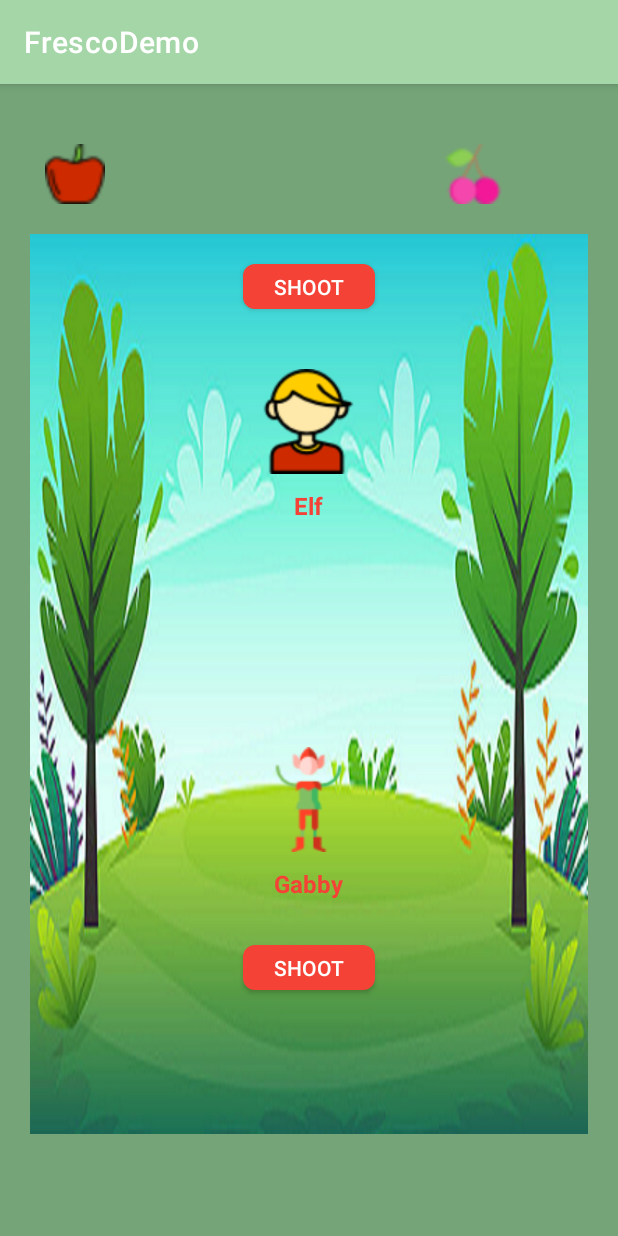
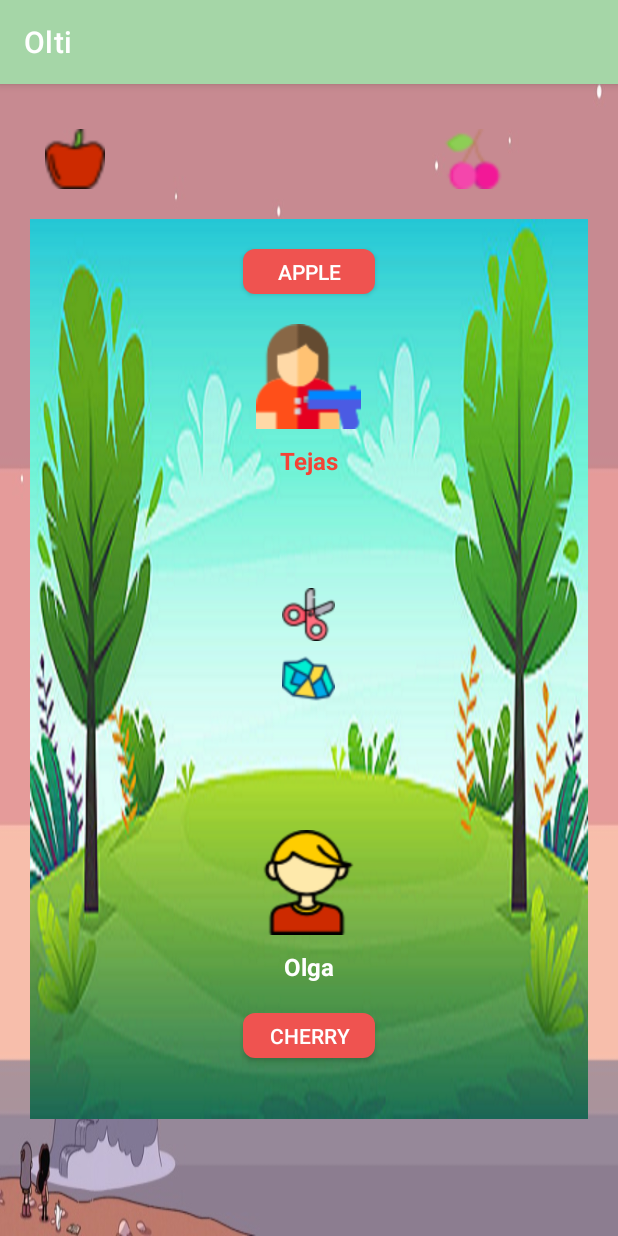
Before and after one commit to klaus19/FrescoDemo, an Android app: the screen it shows after launch (MainActivity), after a tap on "CHERRY", on a phone screen of 412 x 824 dp. Run offline under Robolectric (Android 15) with nearby library versions, the phone set to English and light mode, and no system bars; 2 other taps on this screen came first.

Commit message:
Added animation functionality

```diff
--- a/app/src/main/java/com/example/frescodemo/MainActivity.kt
+++ b/app/src/main/java/com/example/frescodemo/MainActivity.kt
@@ -5,6 +5,7 @@ import android.animation.ObjectAnimator
 import androidx.appcompat.app.AppCompatActivity
 import android.os.Bundle
 import android.view.View
+import android.view.animation.TranslateAnimation
 import androidx.core.graphics.rotationMatrix
 import androidx.core.util.toAndroidXPair
 import androidx.dynamicanimation.animation.DynamicAnimation
@@ -23,22 +24,39 @@ class MainActivity : AppCompatActivity() {
         val view = binding.root
         setContentView(view)
         //  setContentView(R.layout.activity_main)
+         markRainbowplayer1()
+        markRainbowplayer2()
 
-
-        with(binding) {
-            btnPlayer1.setOnClickListener {
-                markRainbowplayer1()
-            }
+        binding.btnPlayer1.setOnClickListener {
+            transitionGame()
         }
 
-        with(binding) {
-            btnPlayer2.setOnClickListener {
-                markRainbowplayer2()
-            }
+        binding.btnPlayer2.setOnClickListener {
+            transitionGame2()
         }
 
 
     }
+
+
+    private fun transitionGame() {
+        with(binding){
+            ObjectAnimator.ofFloat(token1Image,"translationY",175f).apply {
+                duration =200
+                start()
+            }
+        }
+    }
+
+    private fun transitionGame2() {
+        with(binding){
+            ObjectAnimator.ofFloat(token2Image,"translationY",-175f).apply {
+                duration =200
+                start()
+            }
+        }
+    }
+
 
     private fun markRainbowplayer2() {
         val hashPictures: HashMap<String, String> = HashMap()
@@ -53,11 +71,11 @@ class MainActivity : AppCompatActivity() {
             val random = Random
             val i: Int = random.nextInt(hashPictures.size)
             val picture = hashPictures.toList()[i]
-            binding.txtName.text = picture.first
+            binding.txtName1Player.text = picture.first
             binding.player2Image.setImageResource(picture.second.toIntOrNull() ?: 0)
         }
 
-        binding.btnPlayer2.text = "Shoot"
+
     }
 
 
@@ -74,19 +92,27 @@ class MainActivity : AppCompatActivity() {
             val random = Random
             val i: Int = random.nextInt(hashPictures.size)
             val picture = hashPictures.toList()[i]
-            binding.txtName.text = picture.first
+            binding.txtName2.text = picture.first
             binding.player1Image.setImageResource(picture.second.toIntOrNull() ?: 0)
         }
-        binding.btnPlayer1.text = "Shoot"
+
     }
 
     //Creating a logic for fight between Apple and cherry
 
     private fun createFight() {
-              binding.txtName.visibility = View.GONE
-              binding.txtName2.visibility = View.GONE
 
+         val game:HashMap<String, String> = HashMap()
+        game["Rock"] = ""+R.drawable.rock
+        game["Paper"]= ""+R.drawable.paper
+        game["Scissor"] = ""+R.drawable.scissors
 
+        for (key in game.keys) {
+            val random = Random
+            val j:Int = random.nextInt(game.size)
+            val pic = game.toList()[j]
+
+        }
 
         }
     }
--- a/app/src/main/res/drawable/backgroundcolor.xml
+++ b/app/src/main/res/drawable/backgroundcolor.xml
@@ -1,7 +1,7 @@
 <?xml version="1.0" encoding="utf-8"?>
 <shape xmlns:android="http://schemas.android.com/apk/res/android"
     android:shape="rectangle">
-    <solid android:color="#f44336" />
+    <solid android:color="#ef5350" />
     <corners android:bottomRightRadius="8dp"
         android:bottomLeftRadius="8dp"
         android:topRightRadius="8dp"
--- a/app/src/main/res/layout/activity_main.xml
+++ b/app/src/main/res/layout/activity_main.xml
@@ -2,14 +2,14 @@
 <RelativeLayout
     xmlns:android="http://schemas.android.com/apk/res/android"
     android:layout_width="match_parent"
-    android:background="#75a478"
+    android:background="@drawable/brick"
     android:layout_height="match_parent">
 
     <LinearLayout
         android:layout_width="400dp"
         android:layout_height="80dp"
         android:layout_marginLeft="20dp"
-        android:layout_marginTop="20dp"
+        android:layout_marginTop="10dp"
         android:layout_marginRight="20dp"
         android:orientation="horizontal">
 
@@ -58,8 +58,9 @@
         android:layout_width="400dp"
         android:layout_height="600dp"
         android:layout_marginLeft="20dp"
-        android:layout_marginTop="100dp"
+        android:layout_marginTop="90dp"
         android:layout_marginRight="20dp"
+        android:layout_marginBottom="20dp"
         android:background="@drawable/grass">
 
         <androidx.appcompat.widget.AppCompatButton
@@ -78,11 +79,11 @@
             android:layout_height="70dp"
             android:layout_below="@id/btnPlayer1"
             android:layout_centerHorizontal="true"
-            android:layout_marginTop="40dp"
+            android:layout_marginTop="20dp"
             android:src="@drawable/anna" />
 
         <TextView
-            android:id="@+id/txtName"
+            android:id="@+id/txtName1Player"
             android:layout_width="wrap_content"
             android:layout_height="wrap_content"
             android:layout_below="@id/player1Image"
@@ -94,12 +95,39 @@
             android:textStyle="bold" />
 
         <androidx.appcompat.widget.AppCompatImageView
+            android:id="@+id/token1Image"
+            android:layout_width="35dp"
+            android:layout_height="35dp"
+            android:layout_below="@id/txtName1Player"
+            android:layout_centerHorizontal="true"
+            android:src="@drawable/rock"></androidx.appcompat.widget.AppCompatImageView>
+
+        <androidx.appcompat.widget.AppCompatImageView
+            android:id="@+id/place"
+            android:layout_width="35dp"
+            android:layout_height="35dp"
+            android:layout_below="@+id/token1Image"
+            android:layout_centerHorizontal="true"
+            android:layout_marginTop="60dp"
+            android:src="@drawable/paper"
+            android:visibility="invisible"></androidx.appcompat.widget.AppCompatImageView>
+
+        <androidx.appcompat.widget.AppCompatImageView
+            android:id="@+id/token2Image"
+            android:layout_width="35dp"
+            android:layout_height="35dp"
+            android:layout_below="@id/place"
+            android:layout_centerHorizontal="true"
+            android:layout_marginTop="60dp"
+            android:src="@drawable/scissors"></androidx.appcompat.widget.AppCompatImageView>
+
+        <androidx.appcompat.widget.AppCompatImageView
             android:id="@+id/player2Image"
             android:layout_width="70dp"
             android:layout_height="70dp"
-            android:layout_below="@id/txtName"
+            android:layout_below="@id/token1Image"
             android:layout_centerHorizontal="true"
-            android:layout_marginTop="150dp"
+            android:layout_marginTop="200dp"
             android:src="@drawable/gabby" />
 
         <TextView
@@ -110,7 +138,7 @@
             android:layout_centerHorizontal="true"
             android:layout_marginTop="10dp"
             android:text="Gabby"
-            android:textColor="#f44336"
+            android:textColor="#FFFFFF"
             android:textSize="16sp"
             android:textStyle="bold" />
 
@@ -120,7 +148,7 @@
             android:layout_height="30dp"
             android:layout_below="@id/txtName2"
             android:layout_centerHorizontal="true"
-            android:layout_marginTop="30dp"
+            android:layout_marginTop="20dp"
             android:layout_marginBottom="30dp"
             android:background="@drawable/backgroundcolor"
             android:text="Cherry"
--- a/app/src/main/res/values/strings.xml
+++ b/app/src/main/res/values/strings.xml
@@ -1,3 +1,3 @@
 <resources>
-    <string name="app_name">FrescoDemo</string>
+    <string name="app_name">Olti</string>
 </resources>
```
Also changed, not shown: app/src/main/res/drawable/brick.jpg (added), app/src/main/res/drawable/paper.png (added), app/src/main/res/drawable/rock.png (added), app/src/main/res/drawable/scissors.png (added).
